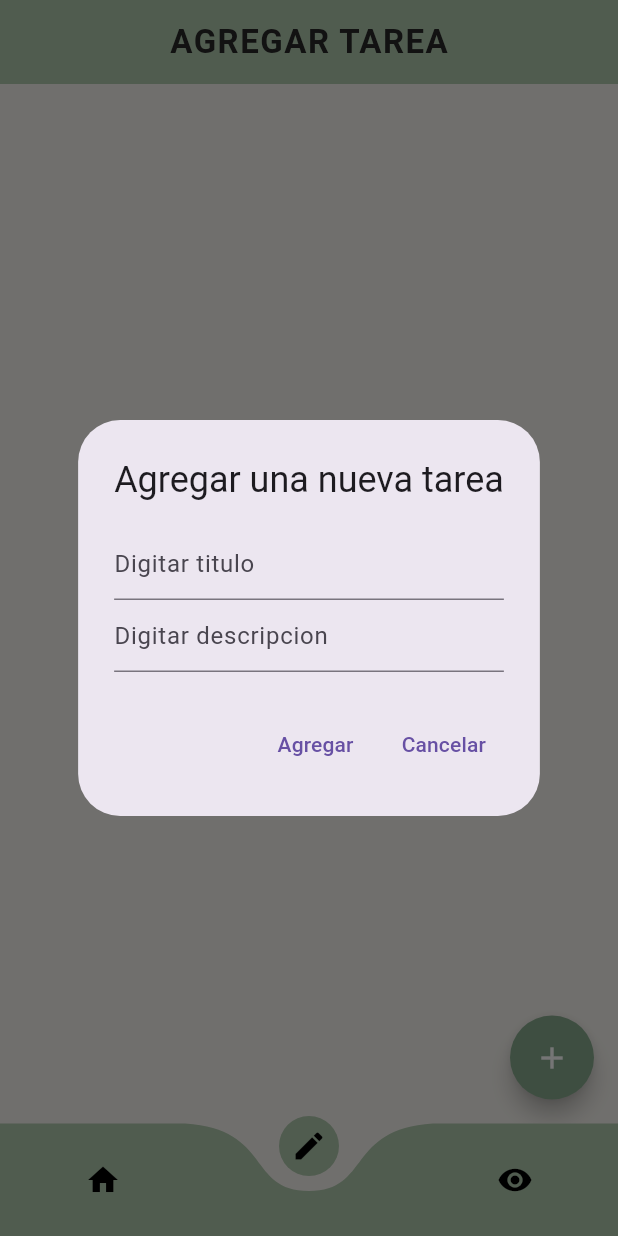
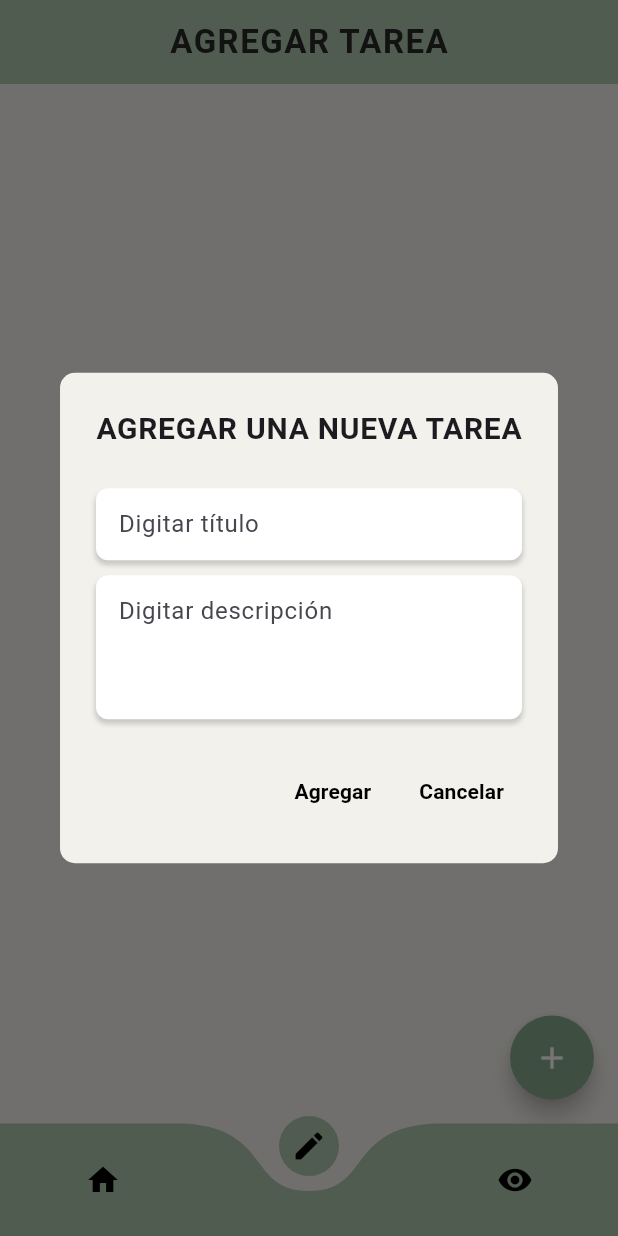
Before and after one commit to Samuel-Novoa/flutter_app_sam, a Flutter app: the screen it shows after launch, item 2 of the bottom bar chosen, after a tap on the "add" icon, on a phone screen of 412 x 824 dp. Run offline on Flutter 3.47's test engine with Material 3 defaults, Android fonts, the phone set to English and light mode, and no system bars; drawn by our look-alikes of curved_navigation_bar.

Commit message:
New desing

```diff
--- a/lib/src/to_do.dart
+++ b/lib/src/to_do.dart
@@ -31,21 +31,23 @@ class ToDoState extends State<ToDo> {
     showDialog(
       context: context,
       builder: (context) => AlertDialog(
-        title: const Text(
-          'Agregar una nueva tarea',
+        title: Text(
+          'Agregar una nueva tarea'.toUpperCase(),
+          style: const TextStyle(
+              letterSpacing: 0.5, fontWeight: FontWeight.bold, fontSize: 20),
+        ),
+        backgroundColor: const Color(0xFFF2F1EB),
+        shape: RoundedRectangleBorder(
+          borderRadius: BorderRadius.circular(10.0),
         ),
         content: Column(
           mainAxisSize: MainAxisSize.min,
           children: [
-            TextField(
-              controller: _titleController,
-              decoration: const InputDecoration(hintText: 'Digitar titulo'),
-            ),
-            TextField(
-              controller: _descriptionController,
-              decoration:
-                  const InputDecoration(hintText: 'Digitar descripcion'),
-            ),
+            const SizedBox(height: 10),
+            _buildTextField(_titleController, 'Digitar título'),
+            const SizedBox(height: 10),
+            _buildTextField(_descriptionController, 'Digitar descripción',
+                multiline: true),
           ],
         ),
         actions: [
@@ -54,13 +56,25 @@ class ToDoState extends State<ToDo> {
               _addTodo();
               Navigator.pop(context);
             },
-            child: const Text('Agregar'),
+            child: const Text(
+              'Agregar',
+              style: TextStyle(
+                color: Colors.black,
+                fontWeight: FontWeight.bold,
+              ),
+            ),
           ),
           TextButton(
             onPressed: () {
               Navigator.pop(context);
             },
-            child: const Text('Cancelar'),
+            child: const Text(
+              'Cancelar',
+              style: TextStyle(
+                color: Colors.black,
+                fontWeight: FontWeight.bold,
+              ),
+            ),
           ),
         ],
       ),
@@ -71,10 +85,20 @@ class ToDoState extends State<ToDo> {
     showDialog(
       context: context,
       builder: (context) => AlertDialog(
+        backgroundColor: const Color(0xFFF2F1EB),
+        shape: RoundedRectangleBorder(
+          borderRadius: BorderRadius.circular(10.0),
+        ),
         title: Row(
           mainAxisAlignment: MainAxisAlignment.spaceBetween,
           children: [
-            const Text('Detalles de la tarea'),
+            Text(
+              'Detalles de la tarea'.toUpperCase(),
+              style: const TextStyle(
+                  letterSpacing: 0.5,
+                  fontWeight: FontWeight.bold,
+                  fontSize: 20),
+            ),
             IconButton(
               icon: const Icon(Icons.close),
               onPressed: () => Navigator.pop(context),
@@ -83,9 +107,18 @@ class ToDoState extends State<ToDo> {
         ),
         content: Column(
           mainAxisSize: MainAxisSize.min,
+          crossAxisAlignment: CrossAxisAlignment.start,
           children: [
-            Text('Titulo: ${todo['titulo']}'),
-            Text('Description: ${todo['descripcion']}'),
+            const Text(
+              'Titulo',
+              style: TextStyle(fontWeight: FontWeight.bold),
+            ),
+            Text('${todo['titulo']}'),
+            const Text(
+              'Descripcion',
+              style: TextStyle(fontWeight: FontWeight.bold),
+            ),
+            Text('${todo['descripcion']}'),
           ],
         ),
         actions: [
@@ -104,6 +137,36 @@ class ToDoState extends State<ToDo> {
             child: const Text('Eliminar'),
           ),
         ],
+      ),
+    );
+  }
+
+  Widget _buildTextField(TextEditingController controller, String hintText,
+      {bool multiline = false}) {
+    return Container(
+      decoration: BoxDecoration(
+        color: Colors.white,
+        borderRadius: BorderRadius.circular(8.0),
+        boxShadow: [
+          BoxShadow(
+            color: Colors.grey.withOpacity(0.5),
+            spreadRadius: 0.1,
+            blurRadius: 2,
+            offset: const Offset(0, 3),
+          ),
+        ],
+      ),
+      child: TextField(
+        controller: controller,
+        minLines: multiline ? 3 : null,
+        maxLines: multiline ? 6 : null,
+        keyboardType: multiline ? TextInputType.multiline : TextInputType.text,
+        decoration: InputDecoration(
+          hintText: hintText,
+          contentPadding:
+              const EdgeInsets.symmetric(horizontal: 15.0, vertical: 12.0),
+          border: InputBorder.none,
+        ),
       ),
     );
   }
@@ -130,15 +193,11 @@ class ToDoState extends State<ToDo> {
         content: Column(
           mainAxisSize: MainAxisSize.min,
           children: [
-            TextField(
-              controller: _titleController,
-              decoration: const InputDecoration(hintText: 'Ingresar el título'),
-            ),
-            TextField(
-              controller: _descriptionController,
-              decoration:
-                  const InputDecoration(hintText: 'Ingresar la descripción'),
-            ),
+            const SizedBox(height: 10),
+            _buildTextField(_titleController, 'Digitar título'),
+            const SizedBox(height: 10),
+            _buildTextField(_descriptionController, 'Digitar descripción',
+                multiline: true),
           ],
         ),
         actions: [
@@ -227,21 +286,22 @@ class ToDoState extends State<ToDo> {
                               ),
                             ),
                             // onTap: () => _showTodoDetails(todo),
-                            onTap: todo['esCompleta'] ? null : () => _showTodoDetails(todo),
+                            onTap: todo['esCompleta']
+                                ? null
+                                : () => _showTodoDetails(todo),
                             trailing: !todo['esCompleta']
                                 ? Row(
                                     mainAxisSize: MainAxisSize.min,
                                     children: [
                                       IconButton(
                                         icon: const Icon(Icons.edit),
-                                        onPressed: () =>
-                                            _showTodoEditDialog(todo),
+                                        onPressed: () => _showTodoEditDialog(todo),
+                                        tooltip: 'Editar',
                                       ),
                                       IconButton(
                                         icon: const Icon(Icons.delete),
-                                        onPressed: () {
-                                          _deleteTodo(todo);
-                                        },
+                                        onPressed: () => _deleteTodo(todo),
+                                        tooltip: 'Eliminar',
                                       ),
                                     ],
                                   )
```
Also changed, not shown: lib/src/store.dart (+109 -17 lines).
